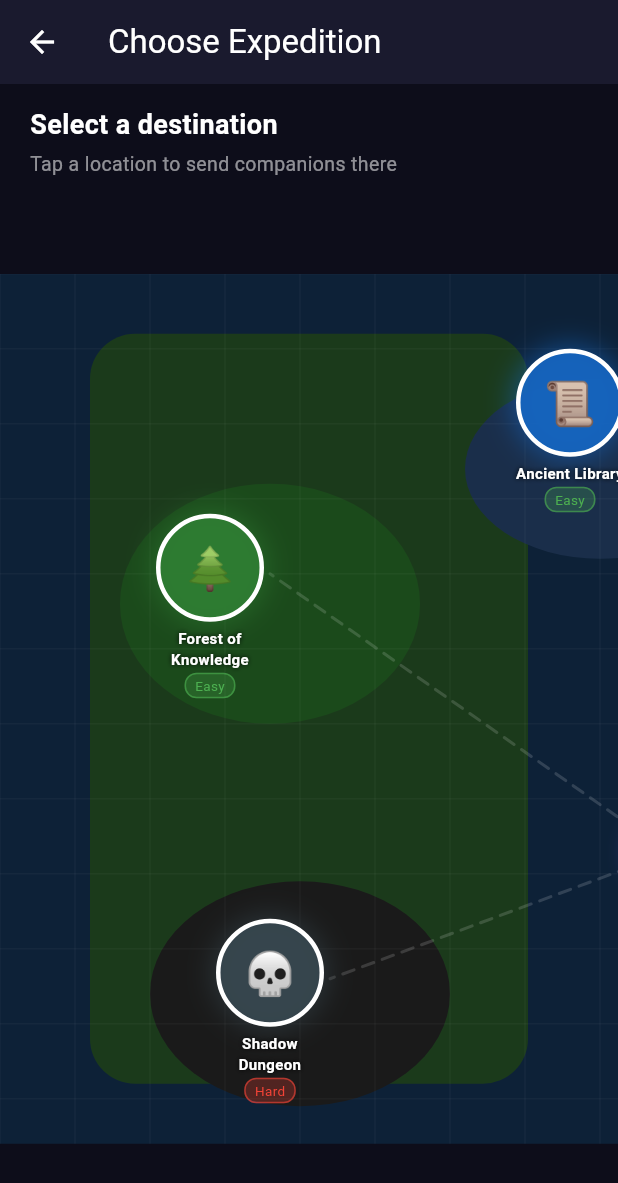
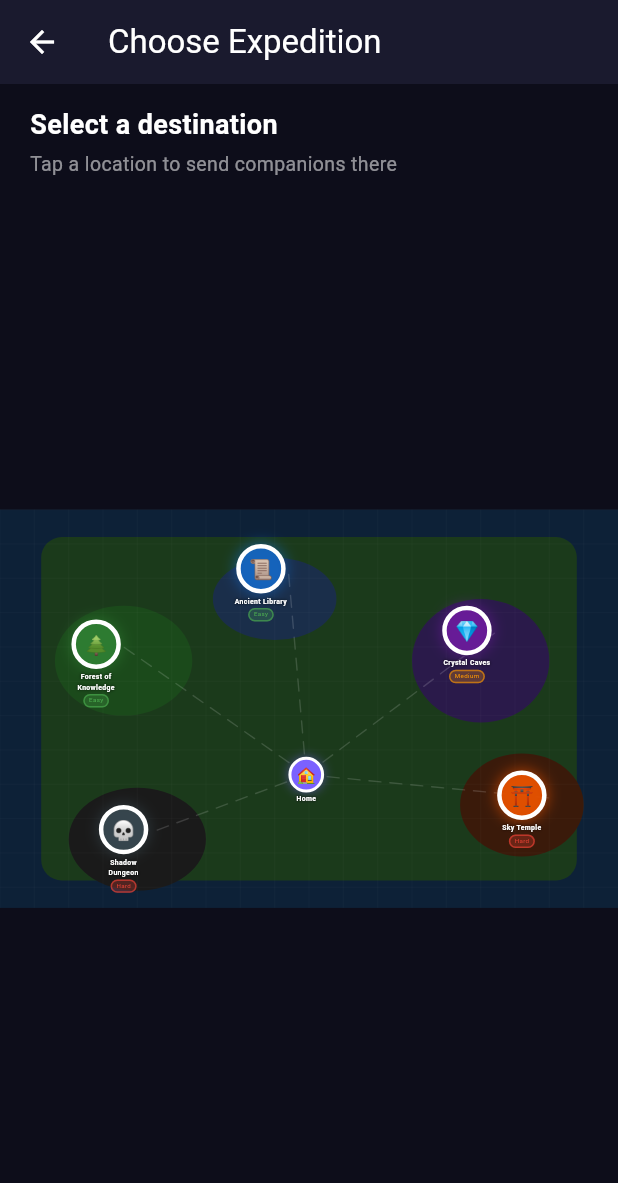
Before and after one commit to Ryanli-BP/Study-Quest, a Flutter app: the ExpeditionMapScreen screen opened directly, on a phone screen of 412 x 824 dp. Shown: the top 1183 px of the screen. Run offline on Flutter 3.47's test engine with Material 3 defaults, Android fonts, the phone set to English and light mode, and no system bars; our stand-ins replace file_picker, flutter_markdown, shared_preferences; accounts and stored records are empty.

Commit message:
Fixed expedition map scale issue

```diff
--- a/frontend/lib/screens/game/expedition_map_screen.dart
+++ b/frontend/lib/screens/game/expedition_map_screen.dart
@@ -1,4 +1,5 @@
 import 'package:flutter/material.dart';
+
 import '../../providers/expedition_provider.dart';
 import 'companion_select_screen.dart';
 
@@ -14,8 +15,10 @@ class ExpeditionMapScreen extends StatelessWidget {
       backgroundColor: const Color(0xFF0D0D1A),
       appBar: AppBar(
         backgroundColor: const Color(0xFF1A1A2E),
-        title: const Text('Choose Expedition',
-            style: TextStyle(color: Colors.white)),
+        title: const Text(
+          'Choose Expedition',
+          style: TextStyle(color: Colors.white),
+        ),
         iconTheme: const IconThemeData(color: Colors.white),
       ),
       body: Column(
@@ -23,16 +26,21 @@ class ExpeditionMapScreen extends StatelessWidget {
         children: [
           const Padding(
             padding: EdgeInsets.fromLTRB(20, 14, 20, 4),
-            child: Text('Select a destination',
+            child: Text(
+              'Select a destination',
               style: TextStyle(
                 color: Colors.white,
                 fontSize: 18,
-                    fontWeight: FontWeight.bold)),
+                fontWeight: FontWeight.bold,
+              ),
+            ),
           ),
           const Padding(
             padding: EdgeInsets.symmetric(horizontal: 20),
-            child: Text('Tap a location to send companions there',
-                style: TextStyle(color: Colors.white54, fontSize: 13)),
+            child: Text(
+              'Tap a location to send companions there',
+              style: TextStyle(color: Colors.white54, fontSize: 13),
+            ),
           ),
           const SizedBox(height: 10),
           Expanded(
@@ -41,42 +49,53 @@ class ExpeditionMapScreen extends StatelessWidget {
               minScale: 0.5,
               maxScale: 2.0,
               child: Center(
-                child: SizedBox(
-                  width: _canvasW,
-                  height: _canvasH,
+                child: LayoutBuilder(
+                  builder: (context, constraints) {
+                    final w =
+                        constraints.maxWidth < _canvasW
+                            ? constraints.maxWidth
+                            : _canvasW;
+                    final h = w * (_canvasH / _canvasW);
+                    final scale = w / _canvasW;
+                    return SizedBox(
+                      width: w,
+                      height: h,
                       child: Stack(
                         children: [
                           // Background terrain
                           CustomPaint(
-                        size: const Size(_canvasW, _canvasH),
+                            size: Size(w, h),
                             painter: _WorldMapPainter(),
                           ),
 
                           // Paths between home and locations
                           CustomPaint(
-                        size: const Size(_canvasW, _canvasH),
+                            size: Size(w, h),
                             painter: _PathsPainter(),
                           ),
 
                           // Home base marker
-                      const Positioned(
-                        left: 420,
-                        top: 360,
-                        child: _HomeMarker(),
+                          Positioned(
+                            left: 420 * scale,
+                            top: 360 * scale,
+                            child: _HomeMarker(scale: scale),
                           ),
 
                           // Location nodes
                           for (final loc in expeditionLocations)
                             Positioned(
-                          left: loc.mapX - 40,
-                          top: loc.mapY - 40,
+                              left: loc.mapX * scale - 40 * scale,
+                              top: loc.mapY * scale - 40 * scale,
                               child: _LocationNode(
                                 location: loc,
                                 onTap: () => _onLocationTap(context, loc),
+                                scale: scale,
                               ),
                             ),
                         ],
                       ),
+                    );
+                  },
                 ),
               ),
             ),
@@ -88,9 +107,11 @@ class ExpeditionMapScreen extends StatelessWidget {
   }
 
   void _onLocationTap(BuildContext context, ExpeditionLocation location) {
-    Navigator.of(context).push(MaterialPageRoute(
+    Navigator.of(context).push(
+      MaterialPageRoute(
         builder: (_) => CompanionSelectScreen(location: location),
-    ));
+      ),
+    );
   }
 }
 
@@ -102,14 +123,24 @@ class _LocationNode extends StatelessWidget {
   final ExpeditionLocation location;
   final VoidCallback onTap;
 
-  const _LocationNode({required this.location, required this.onTap});
+  final double scale;
+
+  const _LocationNode({
+    required this.location,
+    required this.onTap,
+    this.scale = 1.0,
+  });
 
   Color get _difficultyColor {
     switch (location.difficulty) {
-      case 'Easy':   return Colors.green;
-      case 'Medium': return Colors.orange;
-      case 'Hard':   return Colors.red;
-      default:       return Colors.grey;
+      case 'Easy':
+        return Colors.green;
+      case 'Medium':
+        return Colors.orange;
+      case 'Hard':
+        return Colors.red;
+      default:
+        return Colors.grey;
     }
   }
 
@@ -118,13 +149,13 @@ class _LocationNode extends StatelessWidget {
     return GestureDetector(
       onTap: onTap,
       child: SizedBox(
-        width: 80,
+        width: 80 * scale,
         child: Column(
           mainAxisSize: MainAxisSize.min,
           children: [
             Container(
-              width: 72,
-              height: 72,
+              width: 72 * scale,
+              height: 72 * scale,
               decoration: BoxDecoration(
                 color: location.color.withOpacity(0.9),
                 shape: BoxShape.circle,
@@ -132,35 +163,47 @@ class _LocationNode extends StatelessWidget {
                 boxShadow: [
                   BoxShadow(
                     color: location.color.withOpacity(0.6),
-                    blurRadius: 16,
-                    spreadRadius: 2,
+                    blurRadius: 16 * scale,
+                    spreadRadius: 2 * scale,
                   ),
                 ],
               ),
               child: Center(
-                child: Text(location.emoji,
-                    style: const TextStyle(fontSize: 28)),
+                child: Text(
+                  location.emoji,
+                  style: TextStyle(fontSize: 28 * scale),
                 ),
               ),
-            const SizedBox(height: 4),
-            Text(location.name,
+            ),
+            SizedBox(height: 4 * scale),
+            Text(
+              location.name,
               textAlign: TextAlign.center,
-                style: const TextStyle(
+              style: TextStyle(
                 color: Colors.white,
-                    fontSize: 10,
+                fontSize: 10 * scale,
                 fontWeight: FontWeight.bold,
-                    shadows: [Shadow(color: Colors.black, blurRadius: 4)])),
-            const SizedBox(height: 2),
+                shadows: [Shadow(color: Colors.black, blurRadius: 4 * scale)],
+              ),
+            ),
+            SizedBox(height: 2 * scale),
             Container(
-              padding: const EdgeInsets.symmetric(horizontal: 6, vertical: 1),
+              padding: EdgeInsets.symmetric(
+                horizontal: 6 * scale,
+                vertical: 1 * scale,
+              ),
               decoration: BoxDecoration(
                 color: _difficultyColor.withOpacity(0.25),
                 borderRadius: BorderRadius.circular(8),
-                border:
-                    Border.all(color: _difficultyColor.withOpacity(0.6), width: 1),
+                border: Border.all(
+                  color: _difficultyColor.withOpacity(0.6),
+                  width: 1,
                 ),
-              child: Text(location.difficulty,
-                  style: TextStyle(color: _difficultyColor, fontSize: 9)),
+              ),
+              child: Text(
+                location.difficulty,
+                style: TextStyle(color: _difficultyColor, fontSize: 9 * scale),
+              ),
             ),
           ],
         ),
@@ -170,7 +213,8 @@ class _LocationNode extends StatelessWidget {
 }
 
 class _HomeMarker extends StatelessWidget {
-  const _HomeMarker();
+  final double scale;
+  const _HomeMarker({this.scale = 1.0});
 
   @override
   Widget build(BuildContext context) {
@@ -178,8 +222,8 @@ class _HomeMarker extends StatelessWidget {
       mainAxisSize: MainAxisSize.min,
       children: [
         Container(
-          width: 52,
-          height: 52,
+          width: 52 * scale,
+          height: 52 * scale,
           decoration: BoxDecoration(
             color: const Color(0xFF7B61FF),
             shape: BoxShape.circle,
@@ -187,19 +231,24 @@ class _HomeMarker extends StatelessWidget {
             boxShadow: [
               BoxShadow(
                 color: const Color(0xFF7B61FF).withOpacity(0.5),
-                  blurRadius: 12)
+                blurRadius: 12 * scale,
+              ),
             ],
           ),
-          child: const Center(
-              child: Text('🏠', style: TextStyle(fontSize: 22))),
+          child: Center(
+            child: Text('🏠', style: TextStyle(fontSize: 22 * scale)),
           ),
-        const SizedBox(height: 2),
-        const Text('Home',
+        ),
+        SizedBox(height: 2 * scale),
+        Text(
+          'Home',
           style: TextStyle(
             color: Colors.white,
-                fontSize: 10,
+            fontSize: 10 * scale,
             fontWeight: FontWeight.bold,
-                shadows: [Shadow(color: Colors.black, blurRadius: 4)])),
+            shadows: [Shadow(color: Colors.black, blurRadius: 4 * scale)],
+          ),
+        ),
       ],
     );
   }
@@ -212,6 +261,8 @@ class _HomeMarker extends StatelessWidget {
 class _WorldMapPainter extends CustomPainter {
   @override
   void paint(Canvas canvas, Size size) {
+    final scale = size.width / ExpeditionMapScreen._canvasW;
+
     // Ocean background
     canvas.drawRect(
       Rect.fromLTWH(0, 0, size.width, size.height),
@@ -222,8 +273,13 @@ class _WorldMapPainter extends CustomPainter {
     final landPaint = Paint()..color = const Color(0xFF1B3A1B);
     canvas.drawRRect(
       RRect.fromRectAndRadius(
-        Rect.fromLTWH(60, 40, size.width - 120, size.height - 80),
-        const Radius.circular(30),
+        Rect.fromLTWH(
+          60 * scale,
+          40 * scale,
+          size.width - 120 * scale,
+          size.height - 80 * scale,
+        ),
+        Radius.circular(30 * scale),
       ),
       landPaint,
     );
@@ -231,46 +287,63 @@ class _WorldMapPainter extends CustomPainter {
     // Forest biome (top-left)
     canvas.drawOval(
       Rect.fromCenter(
-          center: const Offset(180, 220), width: 200, height: 160),
+        center: Offset(180 * scale, 220 * scale),
+        width: 200 * scale,
+        height: 160 * scale,
+      ),
       Paint()..color = const Color(0xFF1B4A1B),
     );
 
     // Library biome (top-center)
     canvas.drawOval(
       Rect.fromCenter(
-          center: const Offset(400, 130), width: 180, height: 120),
+        center: Offset(400 * scale, 130 * scale),
+        width: 180 * scale,
+        height: 120 * scale,
+      ),
       Paint()..color = const Color(0xFF1A2E4A),
     );
 
     // Crystal biome (right)
     canvas.drawOval(
       Rect.fromCenter(
-          center: const Offset(700, 220), width: 200, height: 180),
+        center: Offset(700 * scale, 220 * scale),
+        width: 200 * scale,
+        height: 180 * scale,
+      ),
       Paint()..color = const Color(0xFF2A1A4A),
     );
 
     // Temple biome (bottom-right)
     canvas.drawOval(
       Rect.fromCenter(
-          center: const Offset(760, 430), width: 180, height: 150),
+        center: Offset(760 * scale, 430 * scale),
+        width: 180 * scale,
+        height: 150 * scale,
+      ),
       Paint()..color = const Color(0xFF3A1A0A),
     );
 
     // Dungeon biome (bottom-left)
     canvas.drawOval(
       Rect.fromCenter(
-          center: const Offset(200, 480), width: 200, height: 150),
+        center: Offset(200 * scale, 480 * scale),
+        width: 200 * scale,
+        height: 150 * scale,
+      ),
       Paint()..color = const Color(0xFF1A1A1A),
     );
 
     // Subtle grid
-    final gridPaint = Paint()
+    final gridPaint =
+        Paint()
           ..color = Colors.white.withOpacity(0.03)
-      ..strokeWidth = 1;
-    for (double x = 0; x < size.width; x += 50) {
+          ..strokeWidth = 1.0 * scale;
+    final step = 50.0 * scale;
+    for (double x = 0; x < size.width; x += step) {
       canvas.drawLine(Offset(x, 0), Offset(x, size.height), gridPaint);
     }
-    for (double y = 0; y < size.height; y += 50) {
+    for (double y = 0; y < size.height; y += step) {
       canvas.drawLine(Offset(0, y), Offset(size.width, y), gridPaint);
     }
   }
@@ -284,7 +357,7 @@ class _PathsPainter extends CustomPainter {
 
   static const destinations = [
     Offset(180, 200), // forest
-    Offset(420, 90),  // library
+    Offset(420, 90), // library
     Offset(720, 180), // caves
     Offset(800, 420), // temple
     Offset(220, 470), // dungeon
@@ -292,15 +365,19 @@ class _PathsPainter extends CustomPainter {
 
   @override
   void paint(Canvas canvas, Size size) {
-    final paint = Paint()
+    final scale = size.width / ExpeditionMapScreen._canvasW;
+    final paint =
+        Paint()
           ..color = Colors.white.withOpacity(0.15)
-      ..strokeWidth = 2
+          ..strokeWidth = 2 * scale
           ..style = PaintingStyle.stroke
           ..strokeCap = StrokeCap.round;
 
+    final scaledHome = Offset(home.dx * scale, home.dy * scale);
     for (final dest in destinations) {
+      final scaledDest = Offset(dest.dx * scale, dest.dy * scale);
       // Dashed line
-      _drawDashed(canvas, home, dest, paint);
+      _drawDashed(canvas, scaledHome, scaledDest, paint);
     }
   }
 
```
Lines whose indentation alone changed are shown as unchanged.
